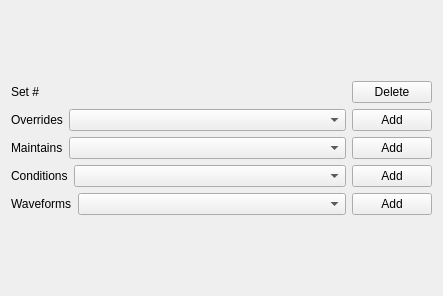
This is src/ManeuverPlanner/ManeuverEditor/WidgetSingletonManeuver.ui in theilem/uavGS as Qt 5 draws it before an edit. The edited form follows.
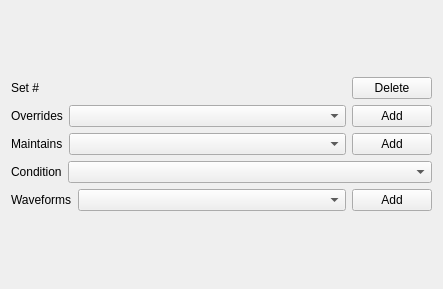
This is the edited form.

What changed in the file:
```diff
--- a/src/ManeuverPlanner/ManeuverEditor/WidgetSingletonManeuver.ui
+++ b/src/ManeuverPlanner/ManeuverEditor/WidgetSingletonManeuver.ui
@@ -7,7 +7,7 @@
     <x>0</x>
     <y>0</y>
     <width>443</width>
-    <height>296</height>
+    <height>289</height>
    </rect>
   </property>
   <property name="windowTitle">
@@ -133,26 +133,13 @@
             </sizepolicy>
            </property>
            <property name="text">
-            <string>Conditions</string>
+            <string>Condition</string>
            </property>
           </widget>
          </item>
          <item>
           <widget class="QComboBox" name="conditionOptions"/>
          </item>
-         <item>
-          <widget class="QPushButton" name="addCondition">
-           <property name="sizePolicy">
-            <sizepolicy hsizetype="Fixed" vsizetype="Fixed">
-             <horstretch>0</horstretch>
-             <verstretch>0</verstretch>
-            </sizepolicy>
-           </property>
-           <property name="text">
-            <string>Add</string>
-           </property>
-          </widget>
-         </item>
         </layout>
        </item>
       </layout>
```
